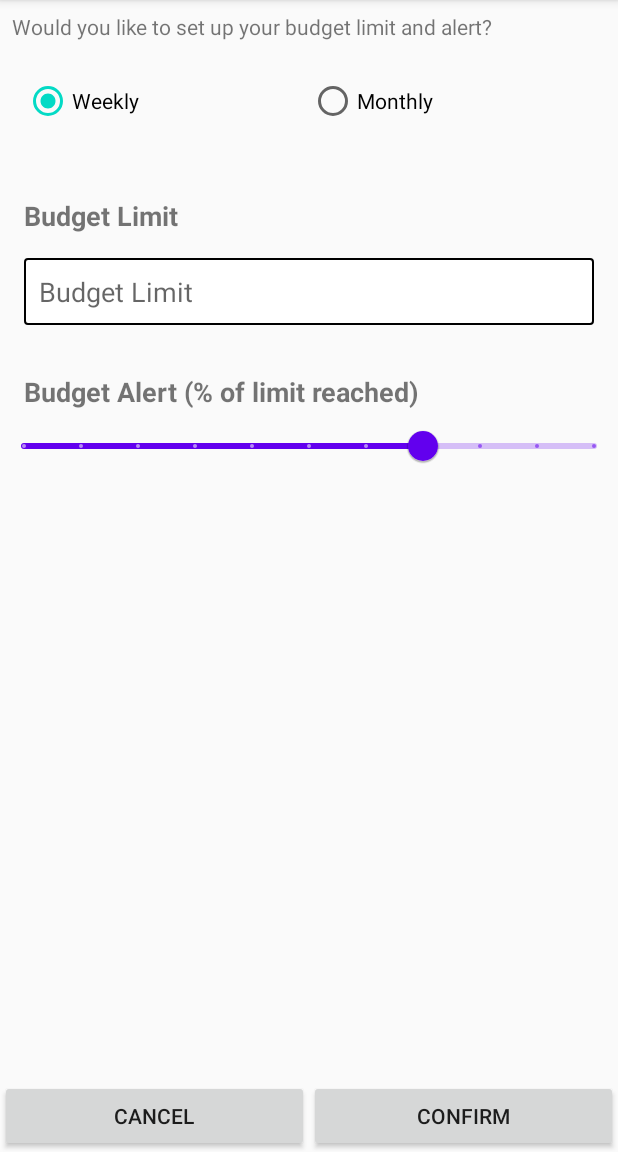
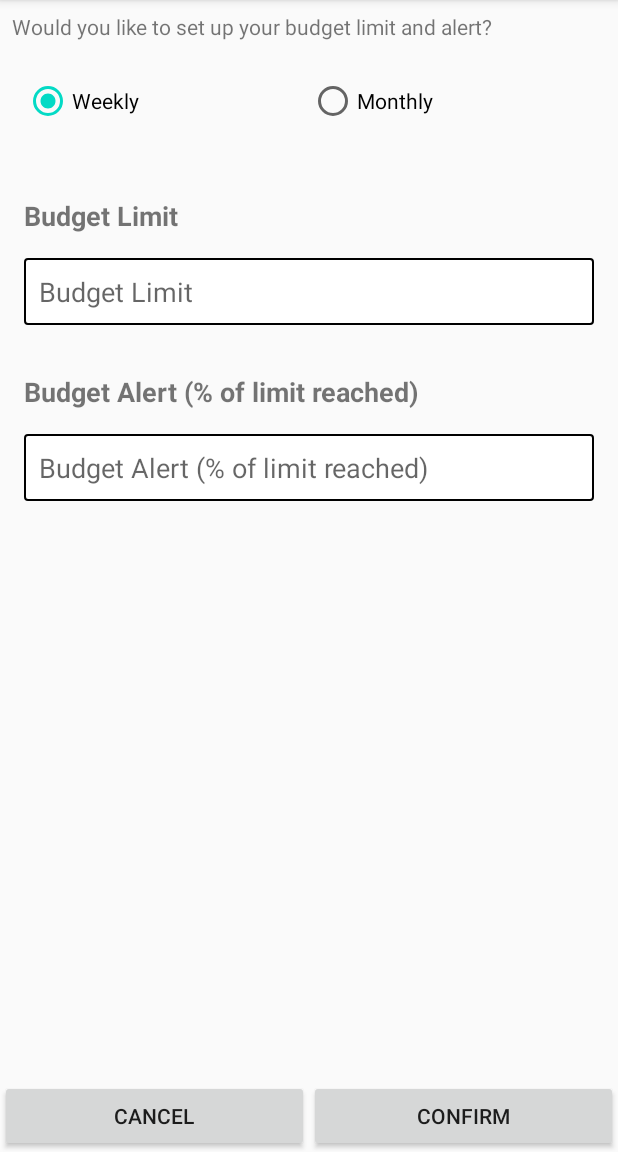
Before and after one commit to csc668-868-hakunamatata/android-finance-app, an Android app: the InitSetupActivity screen opened directly, with no data from a screen before it, on a phone screen of 412 x 824 dp, the part 84-1236 px from its top. Run offline under Robolectric (Android 15) with nearby library versions, the phone set to English and light mode, and no system bars; our stand-ins replace Firebase (no records; nobody signed in at launch, a user with empty details on screens opened directly).

Commit message:
InitSetup update
Added BudgetAlert class. Storing data on firebase needs work.

```diff
--- a/app/src/main/java/com/example/financeapp/activities/SignupActivity.java
+++ b/app/src/main/java/com/example/financeapp/activities/SignupActivity.java
@@ -104,8 +104,10 @@ public class SignupActivity extends AppCompatActivity implements View.OnClickLis
                                         Toast.makeText(SignupActivity.this, "Successfully Registered", Toast.LENGTH_SHORT).show();
 
                                         //Login the user to app
+                                        // Intent intent = new Intent(SignupActivity.this, InitSetupActivity.class);
                                         Intent intent = new Intent(SignupActivity.this, HomePageActivity.class);
                                         SignupActivity.this.startActivity(intent);
+                                        finish();
 
                                     }else{
                                         Toast.makeText(SignupActivity.this, "Failed To Register", Toast.LENGTH_SHORT).show();
--- a/app/src/main/res/layout/activity_init_setup.xml
+++ b/app/src/main/res/layout/activity_init_setup.xml
@@ -67,14 +67,21 @@
         android:text="@string/budgetAlert"
         android:textSize="18sp"
         android:textStyle="bold" />
-    <com.google.android.material.slider.Slider
-        android:id="@+id/SL_budgetAlert"
+    <EditText
+        android:id="@+id/ET_budgetAlert"
         android:layout_width="match_parent"
         android:layout_height="wrap_content"
-        android:valueFrom="0.0"
-        android:valueTo="100.0"
-        android:stepSize="10.0"
-        android:value="70.0"/>
+        android:layout_marginStart="16dp"
+        android:layout_marginLeft="16dp"
+        android:layout_marginTop="16dp"
+        android:layout_marginEnd="16dp"
+        android:layout_marginRight="16dp"
+        android:hint="@string/budgetAlert"
+        android:background="@drawable/text_border"
+        android:inputType="numberDecimal"
+        android:textSize="18sp"
+        android:padding="10dp"
+        android:autofillHints="" />
     <LinearLayout
         android:id="@+id/ll_buttons"
         android:layout_width="match_parent"
```
Also changed, not shown: app/src/main/java/com/example/financeapp/activities/InitSetupActivity.java (+69 -1 lines), app/src/main/java/com/example/financeapp/utilities/BudgetAlert.java (added, +30 -0 lines).
